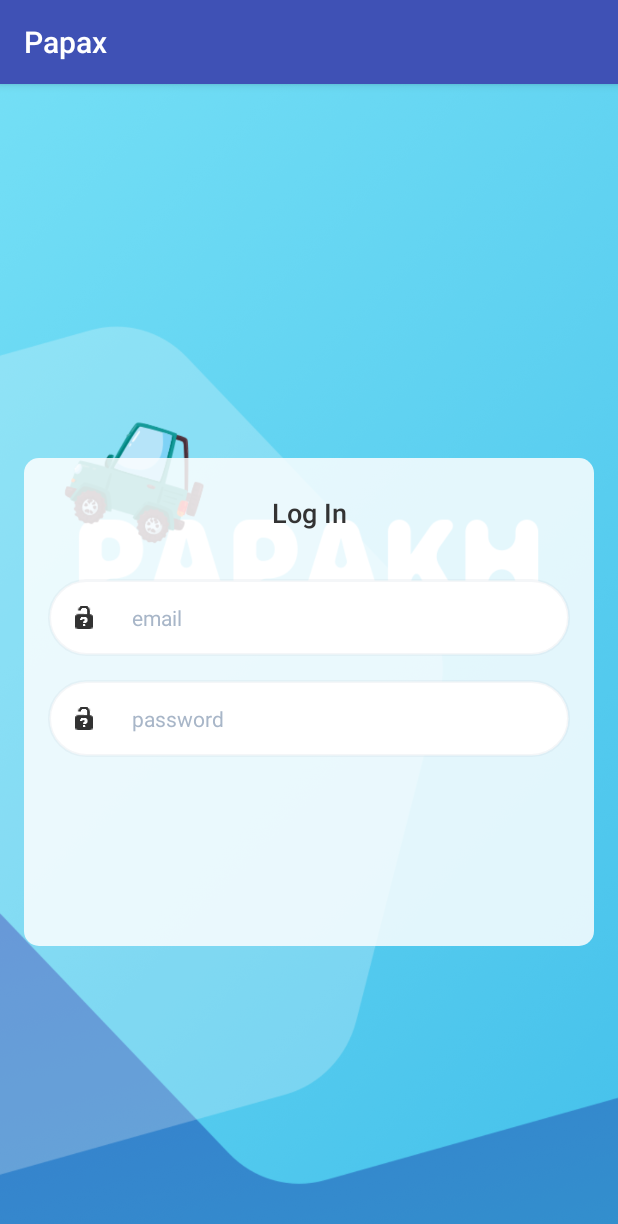
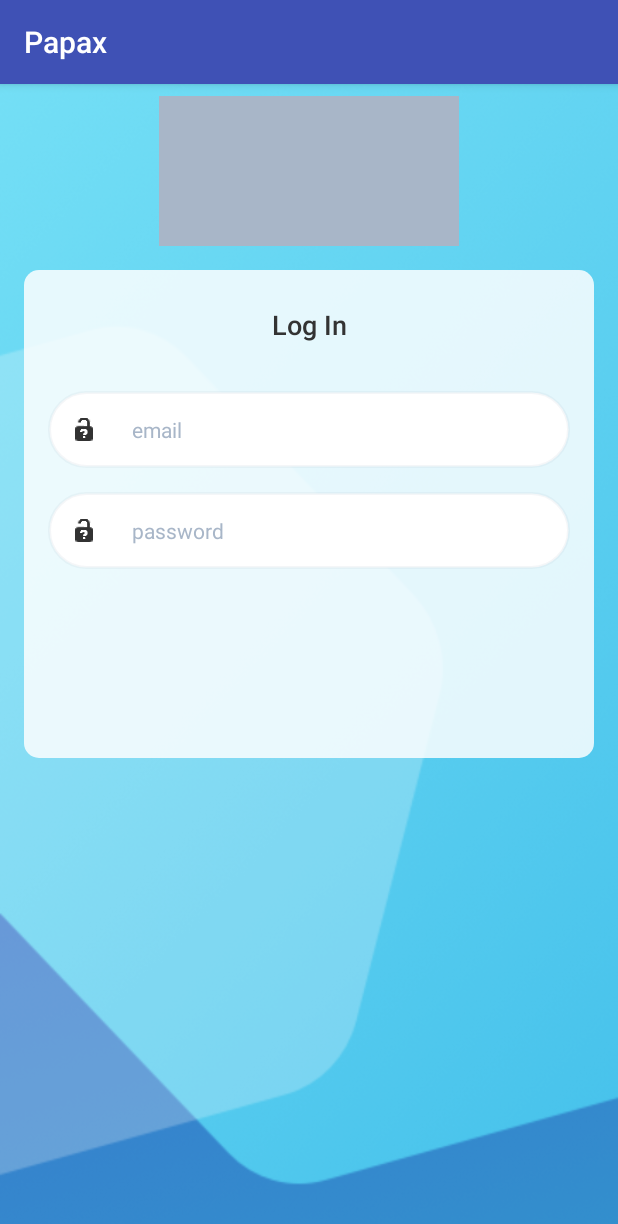
Before and after one commit to PiliposyanDavid/Papax-1, an Android app: the screen it shows after launch (LoginActivity), on a phone screen of 412 x 824 dp. Shown: the top 1224 px of the screen. Run offline under Robolectric (Android 15) with nearby library versions, the phone set to English and light mode, and no system bars.

Commit message:
reg pages bg

```diff
--- a/app/src/main/AndroidManifest.xml
+++ b/app/src/main/AndroidManifest.xml
@@ -17,8 +17,8 @@
 			</intent-filter>
 		</activity>
 
-		<activity android:name=".LoginActivity"/>
-		<activity android:name=".SignUpActivity"/>
+		<activity android:name=".LoginActivity" android:screenOrientation="sensorPortrait"/>
+		<activity android:name=".SignUpActivity" android:screenOrientation="sensorPortrait"/>
 	</application>
 
 </manifest>
--- a/app/src/main/res/layout/login_activty_layout.xml
+++ b/app/src/main/res/layout/login_activty_layout.xml
@@ -1,23 +1,33 @@
 <?xml version="1.0" encoding="utf-8"?>
 <android.support.constraint.ConstraintLayout xmlns:android="http://schemas.android.com/apk/res/android"
     xmlns:app="http://schemas.android.com/apk/res-auto"
-    xmlns:tools="http://schemas.android.com/tools"
     android:layout_width="match_parent"
     android:layout_height="match_parent"
-    android:background="@drawable/splash_screen_logo">
+    android:background="@drawable/login_background_img">
+
+    <ImageView
+        android:id="@+id/login_top_logo"
+        android:layout_width="200dp"
+        android:layout_height="100dp"
+        android:layout_marginEnd="8dp"
+        android:layout_marginStart="8dp"
+        android:layout_marginTop="8dp"
+        android:background="@color/input_text_color"
+        app:layout_constraintEnd_toEndOf="parent"
+        app:layout_constraintStart_toStartOf="parent"
+        app:layout_constraintTop_toTopOf="parent" />
 
     <android.support.constraint.ConstraintLayout
         android:layout_width="0dp"
         android:layout_height="325dp"
         android:layout_marginEnd="16dp"
         android:layout_marginStart="16dp"
+        android:layout_marginTop="16dp"
         android:background="@drawable/input_fields_background_white_container"
-        app:layout_constraintBottom_toBottomOf="parent"
         app:layout_constraintEnd_toEndOf="parent"
         app:layout_constraintHorizontal_bias="0.0"
         app:layout_constraintStart_toStartOf="parent"
-        app:layout_constraintTop_toTopOf="parent"
-        app:layout_constraintVertical_bias="0.564">
+        app:layout_constraintTop_toBottomOf="@+id/login_top_logo">
 
 
         <TextView
```
Also changed, not shown: app/src/main/res/drawable/login_background_img.png (added).
